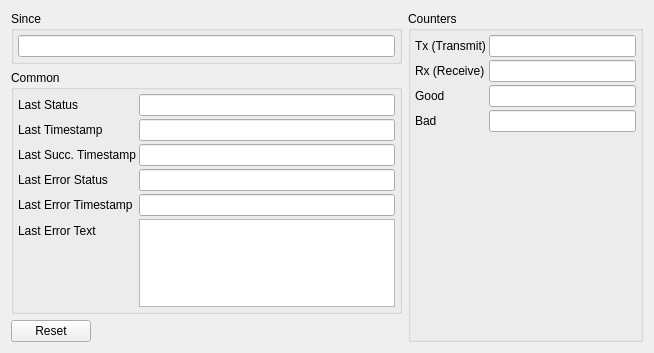
Before: the Qt Designer form src/server/gui/statistics/server_devicestatisticsui.ui in pipichen-rgb/ModbusTools-2025, drawn with Qt 5.
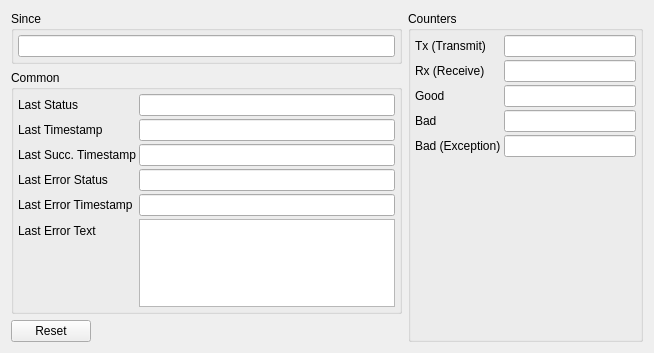
After: the same form once the commit is applied.

Commit message: Add statistics Client/Server Port/Device Standard exception count

Diff of the .ui file:
```diff
--- a/src/server/gui/statistics/server_devicestatisticsui.ui
+++ b/src/server/gui/statistics/server_devicestatisticsui.ui
@@ -269,6 +269,33 @@
           </property>
          </widget>
         </item>
+        <item row="4" column="1">
+         <widget class="QLineEdit" name="lnCountBadStandard">
+          <property name="readOnly">
+           <bool>true</bool>
+          </property>
+         </widget>
+        </item>
+        <item row="5" column="1">
+         <spacer name="verticalSpacer">
+          <property name="orientation">
+           <enum>Qt::Vertical</enum>
+          </property>
+          <property name="sizeHint" stdset="0">
+           <size>
+            <width>20</width>
+            <height>40</height>
+           </size>
+          </property>
+         </spacer>
+        </item>
+        <item row="4" column="0">
+         <widget class="QLabel" name="label_9">
+          <property name="text">
+           <string>Bad (Exception)</string>
+          </property>
+         </widget>
+        </item>
        </layout>
       </widget>
      </item>
```
The commit also changes 18 other files.
